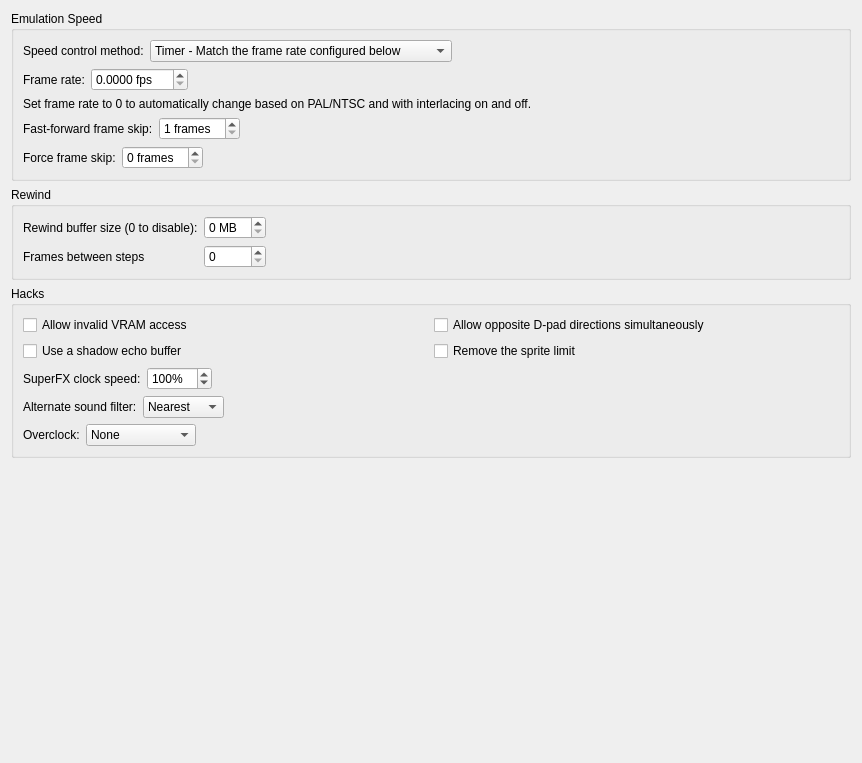
The window that qt/src/EmulationPanel.ui (Deathsoul56/snes9xrd) describes before a commit, drawn with Qt 5.
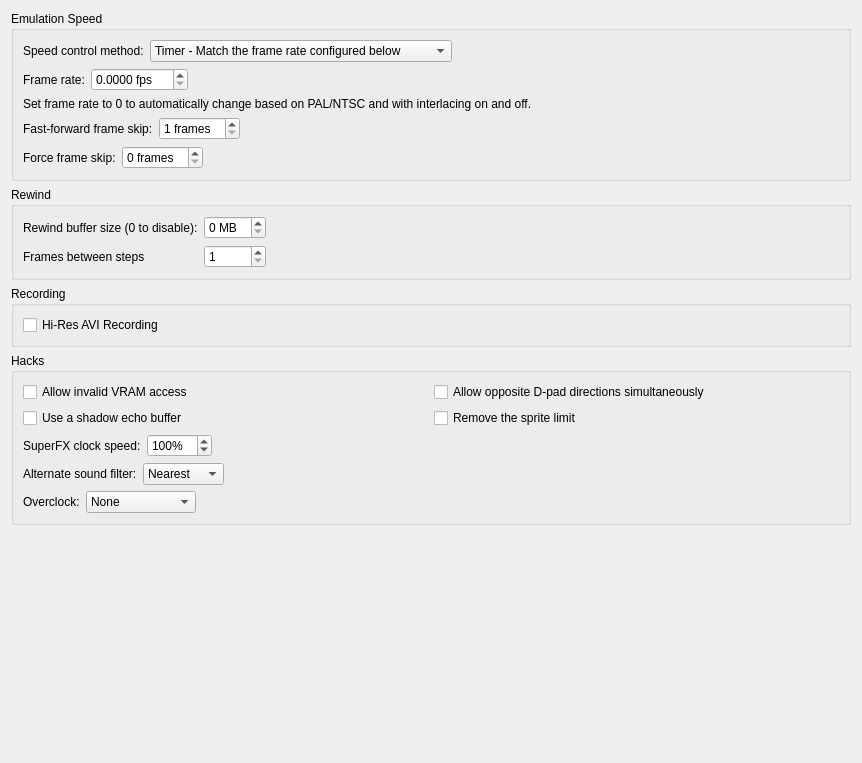
The same window after the commit.

The edit to the form file:
```diff
--- a/qt/src/EmulationPanel.ui
+++ b/qt/src/EmulationPanel.ui
@@ -171,7 +171,7 @@
        </layout>
       </item>
       <item>
-       <layout class="QHBoxLayout" name="horizontalLayout_6">
+       <layout class="QHBoxLayout" name="horizontalLayout_overclock">
         <item>
          <widget class="QLabel" name="label_9">
           <property name="text">
@@ -236,6 +236,9 @@
           <property name="whatsThis">
            <string>&lt;html&gt;&lt;head/&gt;&lt;body&gt;&lt;p&gt;The number of frames between each rewind snapshot. More frames mean rewind can go back further and will rewind faster. &lt;/p&gt;&lt;/body&gt;&lt;/html&gt;</string>
           </property>
+          <property name="minimum">
+           <number>1</number>
+          </property>
          </widget>
         </item>
         <item row="1" column="0">
@@ -273,6 +276,25 @@
      </layout>
     </widget>
    </item>
+    <item>
+     <widget class="QGroupBox" name="groupBox_4">
+      <property name="title">
+        <string>Recording</string>
+      </property>
+      <layout class="QVBoxLayout" name="verticalLayout_5">
+        <item>
+         <widget class="QCheckBox" name="checkBox_avi_high_resolution">
+          <property name="whatsThis">
+            <string>Record AVI files at the native double resolution used by hi-res and interlaced games. Disable this to record at standard SNES resolution.</string>
+          </property>
+          <property name="text">
+            <string>Hi-Res AVI Recording</string>
+          </property>
+         </widget>
+        </item>
+      </layout>
+     </widget>
+    </item>
    <item>
     <widget class="QGroupBox" name="groupBox_3">
      <property name="title">
```
Left out of the diff: 4 changed lines with no effect on the pictures.
